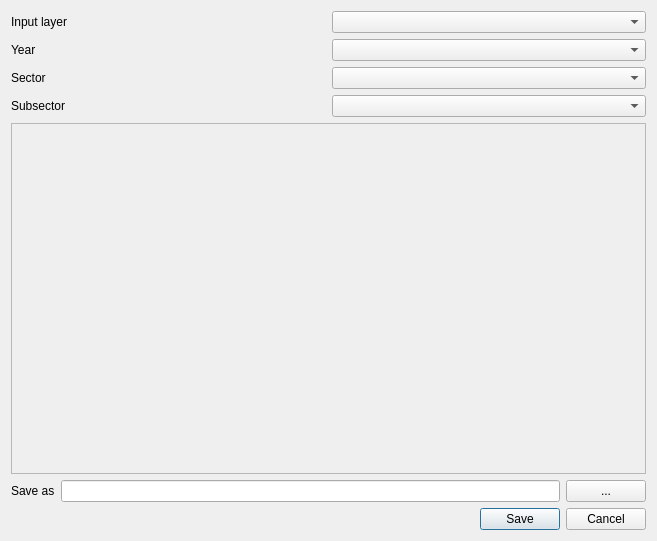
First picture: the form in ImaerPlugin/generate_calc_input_dlg.ui, repository opengeogroep/AERIUS-QGIS-plugins, before the edit.
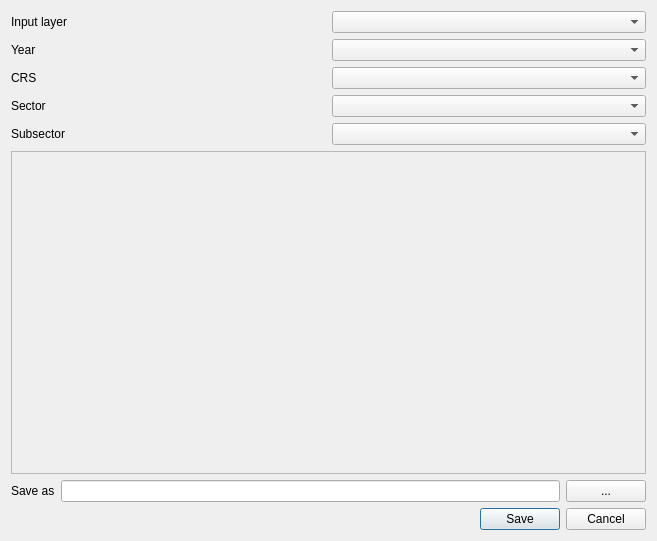
Second picture: the form after the edit. Custom widgets are drawn as their Qt base class.

What changed in the file:
```diff
--- a/ImaerPlugin/generate_calc_input_dlg.ui
+++ b/ImaerPlugin/generate_calc_input_dlg.ui
@@ -28,20 +28,20 @@
          </property>
         </widget>
        </item>
-       <item row="2" column="0">
+       <item row="3" column="0">
         <widget class="QLabel" name="label_sector">
          <property name="text">
           <string>Sector</string>
          </property>
         </widget>
        </item>
-       <item row="2" column="1">
-        <widget class="QComboBox" name="combo_sector"/>
-       </item>
        <item row="3" column="1">
+        <widget class="QComboBox" name="combo_sector"/>
+       </item>
+       <item row="4" column="1">
         <widget class="QComboBox" name="combo_subsector"/>
        </item>
-       <item row="3" column="0">
+       <item row="4" column="0">
         <widget class="QLabel" name="label_subsector">
          <property name="text">
           <string>Subsector</string>
@@ -58,6 +58,16 @@
        <item row="1" column="1">
         <widget class="QComboBox" name="combo_year"/>
        </item>
+       <item row="2" column="1">
+        <widget class="QComboBox" name="combo_crs"/>
+       </item>
+       <item row="2" column="0">
+        <widget class="QLabel" name="label_crs">
+         <property name="text">
+          <string>CRS</string>
+         </property>
+        </widget>
+       </item>
       </layout>
      </item>
      <item>
@@ -73,7 +83,7 @@
             <x>0</x>
             <y>0</y>
             <width>633</width>
-            <height>327</height>
+            <height>296</height>
            </rect>
           </property>
           <layout class="QGridLayout" name="gridLayout_3">
```
